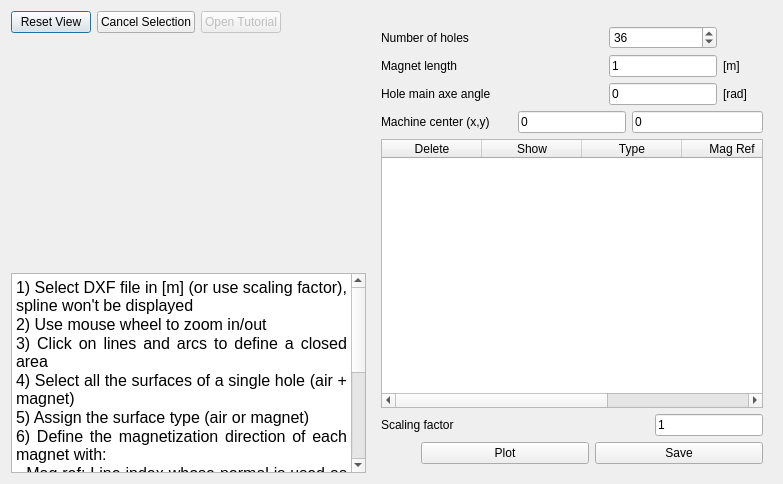
This is pyleecan/GUI/Dxf/DXF_Hole.ui in Eomys/pyleecan as Qt 5 draws it before an edit. The edited form follows.
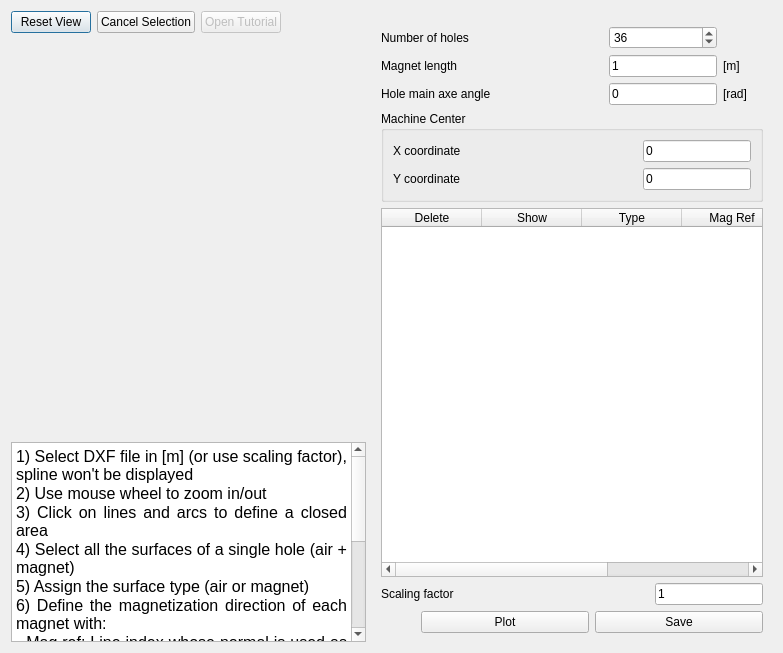
This is the edited form. Icons and pictures are not drawn. Custom widgets are drawn as their Qt base class.

Commit message: [BC] Scaling + Machine center

What changed in the file:
```diff
--- a/pyleecan/GUI/Dxf/DXF_Hole.ui
+++ b/pyleecan/GUI/Dxf/DXF_Hole.ui
@@ -7,7 +7,7 @@
     <x>0</x>
     <y>0</y>
     <width>783</width>
-    <height>484</height>
+    <height>653</height>
    </rect>
   </property>
   <property name="windowTitle">
@@ -226,18 +226,19 @@
        </layout>
       </item>
       <item>
-       <layout class="QHBoxLayout" name="horizontalLayout_5">
-        <property name="sizeConstraint">
-         <enum>QLayout::SetMinimumSize</enum>
+       <widget class="QGroupBox" name="g_center">
+        <property name="title">
+         <string>Machine Center</string>
         </property>
-        <item>
-         <widget class="QLabel" name="in_coord_center">
+        <layout class="QGridLayout" name="gridLayout_3">
+         <item row="0" column="0">
+          <widget class="QLabel" name="in_coord_center_X">
           <property name="text">
-           <string>Machine center (x,y)</string>
+            <string>X coordinate</string>
           </property>
          </widget>
         </item>
-        <item>
+         <item row="0" column="1">
          <widget class="FloatEdit" name="lf_center_x">
           <property name="sizePolicy">
            <sizepolicy hsizetype="Fixed" vsizetype="Fixed">
@@ -250,7 +251,14 @@
           </property>
          </widget>
         </item>
-        <item>
+         <item row="1" column="0">
+          <widget class="QLabel" name="in_coord_center_Y">
+           <property name="text">
+            <string>Y coordinate</string>
+           </property>
+          </widget>
+         </item>
+         <item row="1" column="1">
          <widget class="FloatEdit" name="lf_center_y">
           <property name="enabled">
            <bool>true</bool>
@@ -263,7 +271,7 @@
           </property>
           <property name="maximumSize">
            <size>
-            <width>137</width>
+             <width>16777215</width>
             <height>16777215</height>
            </size>
           </property>
@@ -273,6 +281,7 @@
          </widget>
         </item>
        </layout>
+       </widget>
       </item>
       <item>
        <widget class="QTableWidget" name="w_surface_list">
@@ -382,12 +391,6 @@
   </layout>
  </widget>
  <customwidgets>
-  <customwidget>
-   <class>WPathSelector</class>
-   <extends>QWidget</extends>
-   <header>...GUI.Tools.WPathSelector.WPathSelector</header>
-   <container>1</container>
-  </customwidget>
   <customwidget>
    <class>MPLCanvas2</class>
    <extends>QWidget</extends>
@@ -399,6 +402,12 @@
    <extends>QLineEdit</extends>
    <header>...GUI/Tools/FloatEdit</header>
   </customwidget>
+  <customwidget>
+   <class>WPathSelector</class>
+   <extends>QWidget</extends>
+   <header>...GUI.Tools.WPathSelector.WPathSelector</header>
+   <container>1</container>
+  </customwidget>
  </customwidgets>
  <resources>
   <include location="../Resources/pyleecan.qrc"/>
```
Lines whose indentation alone changed are shown as unchanged. The commit also changes 5 other files.
